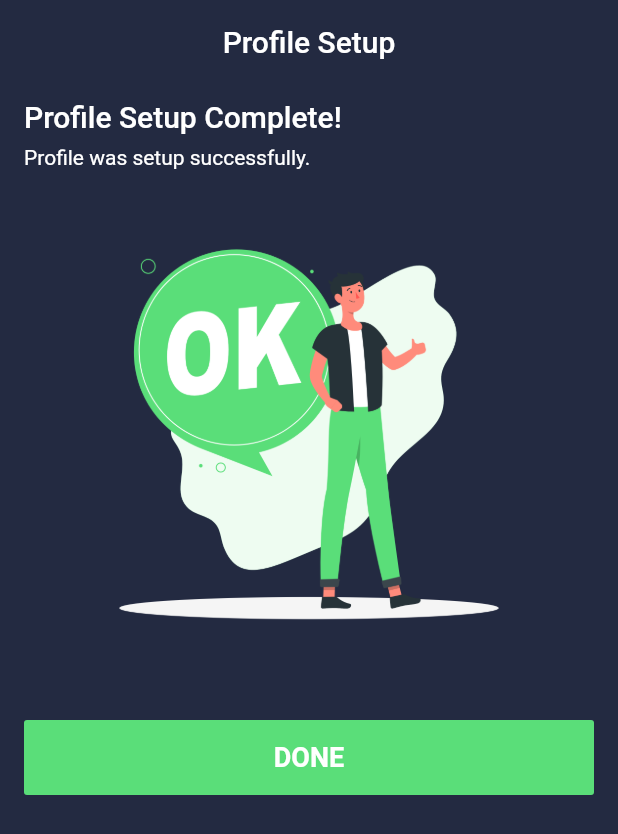
After one commit to Manuelkpatsu/auth_stepper_ui, a Flutter app: the ProfileCompleteScreen screen opened by its route, on a phone screen of 412 x 824 dp. The commit adds this screen. Shown: the top 834 px of the screen. Run offline on Flutter 3.47's test engine with Material 2 defaults, Android fonts, the phone set to English and light mode, and no system bars; our stand-ins replace country_picker, file_picker, image_picker, pin_code_fields; missing offline and left inert: flutter_pdfview.

Commit message:
Implement profile complete screen

```diff
--- a/lib/router.dart
+++ b/lib/router.dart
@@ -3,6 +3,7 @@ import 'package:flutter/material.dart';
 
 import 'screen/auth/forgot_password/forgot_password_screen.dart';
 import 'screen/auth/login/login_screen.dart';
+import 'screen/auth/register/profile_complete/profile_complete_screen.dart';
 import 'screen/auth/register/profile_set_up/profile_set_up_argument.dart';
 import 'screen/auth/register/profile_set_up/profile_set_up_screen.dart';
 import 'screen/auth/register/register_screen.dart';
@@ -28,6 +29,8 @@ class AppRouter {
       case ProfileSetUpScreen.routeName:
         ProfileSetupArgument argument = settings.arguments as ProfileSetupArgument;
         return MaterialPageRoute(builder: (_) => ProfileSetUpScreen(argument: argument));
+      case ProfileCompleteScreen.routeName:
+        return MaterialPageRoute(builder: (_) => const ProfileCompleteScreen());
       default:
         return MaterialPageRoute(
           builder: (_) => Scaffold(
--- /dev/null
+++ b/lib/screen/auth/register/profile_complete/profile_complete_screen.dart
@@ -0,0 +1,49 @@
+import 'package:auth_ui/screen/auth/register/profile_set_up/widget/profile_set_up_text.dart';
+import 'package:auth_ui/screen/widget/custom_button.dart';
+import 'package:flutter/material.dart';
+
+import 'widget/done_thumbnail.dart';
+import 'widget/profile_complete_info_text.dart';
+import 'widget/profile_complete_text.dart';
+
+class ProfileCompleteScreen extends StatefulWidget {
+  static const routeName = '/profile_complete';
+
+  const ProfileCompleteScreen({Key? key}) : super(key: key);
+
+  @override
+  State<ProfileCompleteScreen> createState() => _ProfileCompleteScreenState();
+}
+
+class _ProfileCompleteScreenState extends State<ProfileCompleteScreen> {
+  @override
+  Widget build(BuildContext context) {
+    return Scaffold(
+      appBar: AppBar(
+        title: const ProfileSetUpText(),
+        centerTitle: true,
+        automaticallyImplyLeading: false,
+      ),
+      body: SingleChildScrollView(
+        padding: const EdgeInsets.symmetric(horizontal: 16),
+        child: Column(
+          crossAxisAlignment: CrossAxisAlignment.start,
+          children: [
+            const SizedBox(height: 10),
+            const ProfileCompleteText(),
+            const SizedBox(height: 7),
+            const ProfileCompleteInfoText(),
+            const SizedBox(height: 20),
+            const DoneThumbnail(),
+            const SizedBox(height: 20),
+            CustomButton(
+              onPressed: () {},
+              widget: Text('Done'.toUpperCase()),
+            ),
+            const SizedBox(height: 20),
+          ],
+        ),
+      ),
+    );
+  }
+}
--- /dev/null
+++ b/lib/screen/auth/register/profile_complete/widget/done_thumbnail.dart
@@ -0,0 +1,15 @@
+import 'package:flutter/material.dart';
+
+class DoneThumbnail extends StatelessWidget {
+  const DoneThumbnail({Key? key}) : super(key: key);
+
+  @override
+  Widget build(BuildContext context) {
+    return Image.asset(
+      'assets/images/profile-done.png',
+      width: MediaQuery.of(context).size.width,
+      height: 326,
+      fit: BoxFit.contain,
+    );
+  }
+}
--- /dev/null
+++ b/lib/screen/auth/register/profile_complete/widget/profile_complete_info_text.dart
@@ -0,0 +1,18 @@
+import 'package:flutter/material.dart';
+
+class ProfileCompleteInfoText extends StatelessWidget {
+  const ProfileCompleteInfoText({Key? key}) : super(key: key);
+
+  @override
+  Widget build(BuildContext context) {
+    return const Text(
+      'Profile was setup successfully.',
+      style: TextStyle(
+        fontSize: 14,
+        fontWeight: FontWeight.w400,
+        color: Colors.white,
+        height: 1.28,
+      ),
+    );
+  }
+}
--- /dev/null
+++ b/lib/screen/auth/register/profile_complete/widget/profile_complete_text.dart
@@ -0,0 +1,18 @@
+import 'package:flutter/material.dart';
+
+class ProfileCompleteText extends StatelessWidget {
+  const ProfileCompleteText({Key? key}) : super(key: key);
+
+  @override
+  Widget build(BuildContext context) {
+    return const Text(
+      'Profile Setup Complete!',
+      textAlign: TextAlign.center,
+      style: TextStyle(
+        color: Colors.white,
+        fontSize: 20,
+        fontWeight: FontWeight.w500,
+      ),
+    );
+  }
+}
--- a/lib/screen/auth/register/profile_set_up/profile_set_up_screen.dart
+++ b/lib/screen/auth/register/profile_set_up/profile_set_up_screen.dart
@@ -1,3 +1,4 @@
+import 'package:auth_ui/screen/auth/register/profile_complete/profile_complete_screen.dart';
 import 'package:auth_ui/screen/widget/custom_button.dart';
 import 'package:auth_ui/screen/widget/custom_stepper.dart';
 import 'package:country_picker/country_picker.dart';
@@ -148,7 +149,14 @@ class _ProfileSetUpScreenState extends State<ProfileSetUpScreen> {
 
           return isLastStep
               ? CustomButton(
-                  onPressed: () {},
+                  onPressed: () {
+                    if (_formKeys[_currentStep].currentState!.validate()) {
+                      Navigator.of(context).pushNamedAndRemoveUntil(
+                        ProfileCompleteScreen.routeName,
+                        (route) => false,
+                      );
+                    }
+                  },
                   widget: Text('Sign up'.toUpperCase()),
                   isLoading: false,
                 )
```
Also changed, not shown: assets/images/profile-done.png (added).
